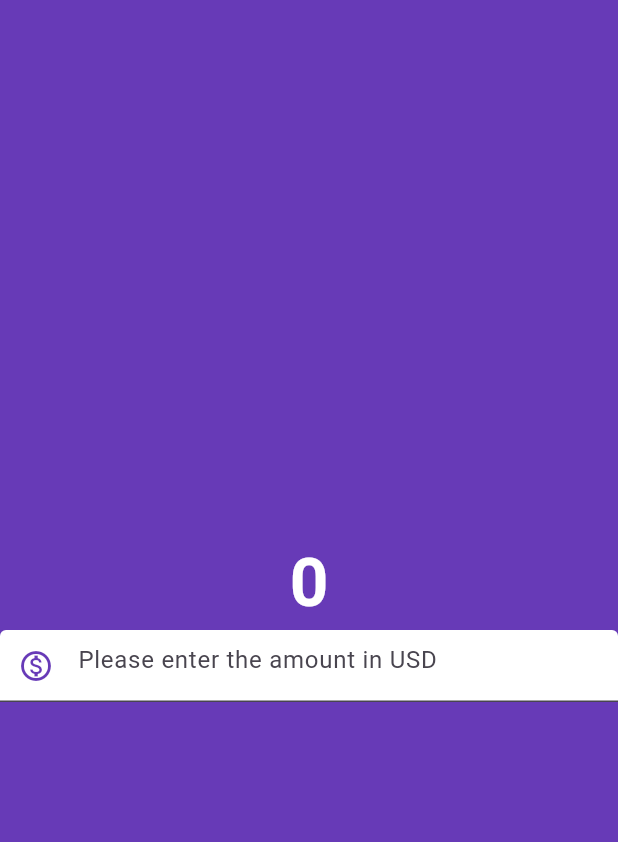
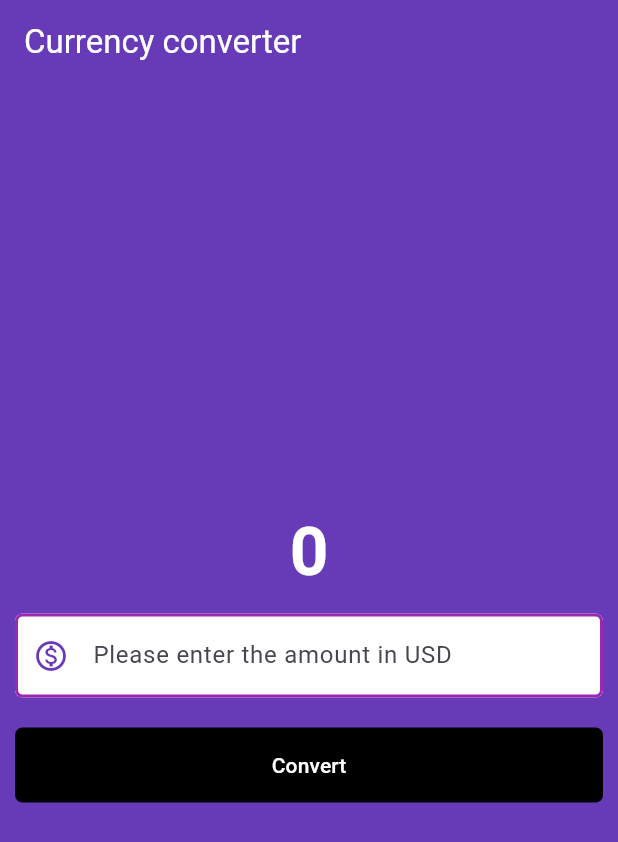
Before and after one commit to otabekinha/flutter_currency_converter, a Flutter app: the screen it shows after launch, on a phone screen of 412 x 824 dp. Shown: the top 842 px of the screen. Run offline on Flutter 3.47's test engine with Material 3 defaults, Android fonts, the phone set to English and light mode, and no system bars.

Commit message:
Adding functionality

```diff
--- a/lib/currency_converter.dart
+++ b/lib/currency_converter.dart
@@ -5,8 +5,26 @@ class CurrecyConverterScreen extends StatelessWidget {
 
   @override
   Widget build(BuildContext context) {
+    int result = 0;
+    var controller = TextEditingController();
+
+    final border = OutlineInputBorder(
+      borderSide: const BorderSide(
+        color: Colors.purple,
+        width: 2.0,
+        style: BorderStyle.solid,
+      ),
+      borderRadius: BorderRadius.circular(5),
+    );
     return Scaffold(
       backgroundColor: Colors.deepPurple,
+      appBar: AppBar(
+        title: const Text(
+          'Currency converter',
+          style: TextStyle(color: Colors.white),
+        ),
+        backgroundColor: Colors.deepPurple,
+      ),
       body: Center(
         child: Column(
           mainAxisAlignment: MainAxisAlignment.center,
@@ -19,7 +37,13 @@ class CurrecyConverterScreen extends StatelessWidget {
                 color: Colors.white,
               ),
             ),
-            TextField(
+            Padding(
+              padding: const EdgeInsets.all(10.0),
+              child: TextField(
+                controller: controller,
+                keyboardType: const TextInputType.numberWithOptions(
+                  decimal: true,
+                ),
                 style: const TextStyle(
                   color: Colors.black,
                 ),
@@ -29,13 +53,26 @@ class CurrecyConverterScreen extends StatelessWidget {
                   fillColor: Colors.white,
                   prefixIcon: const Icon(Icons.monetization_on_outlined),
                   prefixIconColor: Colors.deepPurple,
-                focusedBorder: OutlineInputBorder(
-                    borderSide: const BorderSide(
-                      color: Colors.purple,
-                      width: 2.0,
-                      style: BorderStyle.solid,
+                  focusedBorder: border,
+                  enabledBorder: border,
                 ),
-                    borderRadius: BorderRadius.circular(60)),
+              ),
+            ),
+            Padding(
+              padding: const EdgeInsets.all(10.0),
+              child: TextButton(
+                style: TextButton.styleFrom(
+                  backgroundColor: Colors.black,
+                  foregroundColor: Colors.white,
+                  minimumSize: Size(double.infinity, 50),
+                  shape: RoundedRectangleBorder(
+                    borderRadius: BorderRadius.circular(5),
+                  ),
+                ),
+                onPressed: () {},
+                child: const Text(
+                  'Convert',
+                ),
               ),
             ),
           ],
```
Lines whose indentation alone changed are shown as unchanged.
